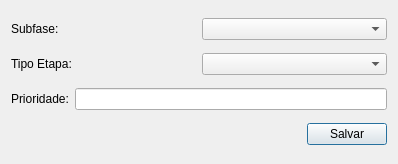
dsgoficial/SAP_Gerente, file uis/addProfileProductionSetting.ui: the form before one commit.
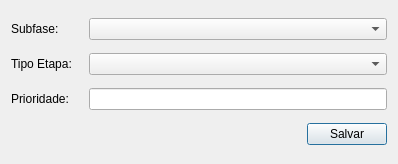
The form after the commit.

```diff
--- a/uis/addProfileProductionSetting.ui
+++ b/uis/addProfileProductionSetting.ui
@@ -18,6 +18,24 @@
     <layout class="QHBoxLayout" name="horizontalLayout_3">
      <item>
       <widget class="QLabel" name="label">
+       <property name="sizePolicy">
+        <sizepolicy hsizetype="Fixed" vsizetype="Preferred">
+         <horstretch>0</horstretch>
+         <verstretch>0</verstretch>
+        </sizepolicy>
+       </property>
+       <property name="minimumSize">
+        <size>
+         <width>72</width>
+         <height>0</height>
+        </size>
+       </property>
+       <property name="maximumSize">
+        <size>
+         <width>72</width>
+         <height>16777215</height>
+        </size>
+       </property>
        <property name="text">
         <string>Subfase:</string>
        </property>
@@ -32,6 +50,24 @@
     <layout class="QHBoxLayout" name="horizontalLayout_4">
      <item>
       <widget class="QLabel" name="label_2">
+       <property name="sizePolicy">
+        <sizepolicy hsizetype="Fixed" vsizetype="Preferred">
+         <horstretch>0</horstretch>
+         <verstretch>0</verstretch>
+        </sizepolicy>
+       </property>
+       <property name="minimumSize">
+        <size>
+         <width>72</width>
+         <height>0</height>
+        </size>
+       </property>
+       <property name="maximumSize">
+        <size>
+         <width>72</width>
+         <height>16777215</height>
+        </size>
+       </property>
        <property name="text">
         <string>Tipo Etapa:</string>
        </property>
@@ -46,6 +82,24 @@
     <layout class="QHBoxLayout" name="horizontalLayout_2">
      <item>
       <widget class="QLabel" name="label_3">
+       <property name="sizePolicy">
+        <sizepolicy hsizetype="Fixed" vsizetype="Preferred">
+         <horstretch>0</horstretch>
+         <verstretch>0</verstretch>
+        </sizepolicy>
+       </property>
+       <property name="minimumSize">
+        <size>
+         <width>72</width>
+         <height>0</height>
+        </size>
+       </property>
+       <property name="maximumSize">
+        <size>
+         <width>72</width>
+         <height>16777215</height>
+        </size>
+       </property>
        <property name="text">
         <string>Prioridade:</string>
        </property>
```
Left out of the diff: 2 changed lines with no effect on the pictures.
